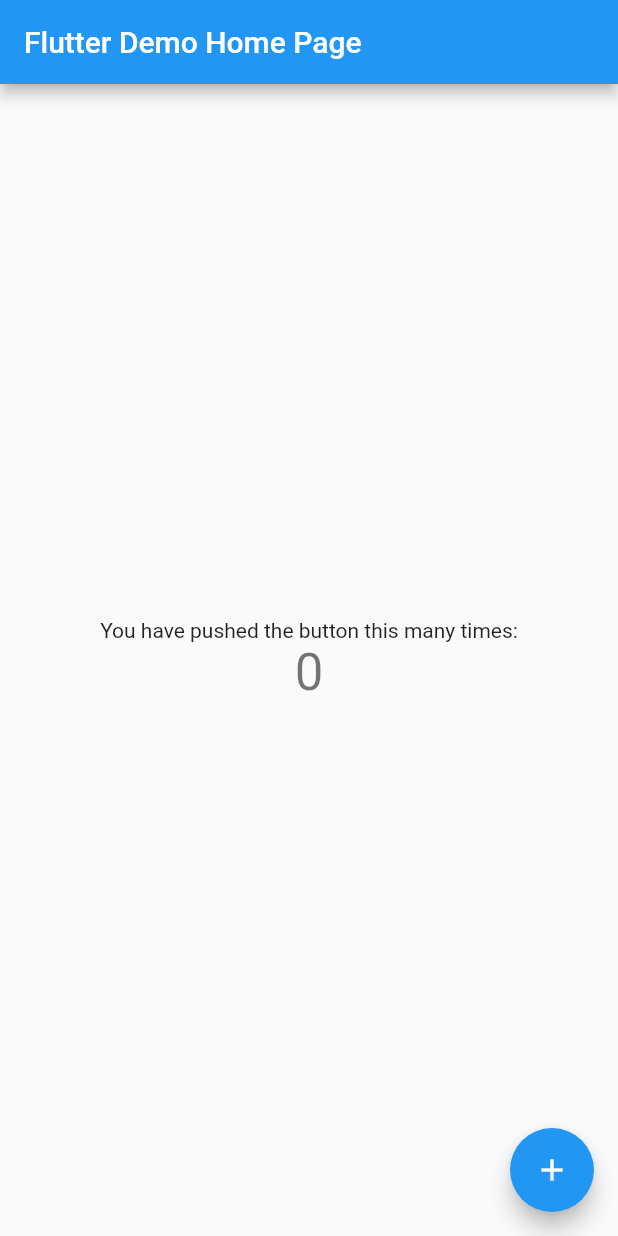
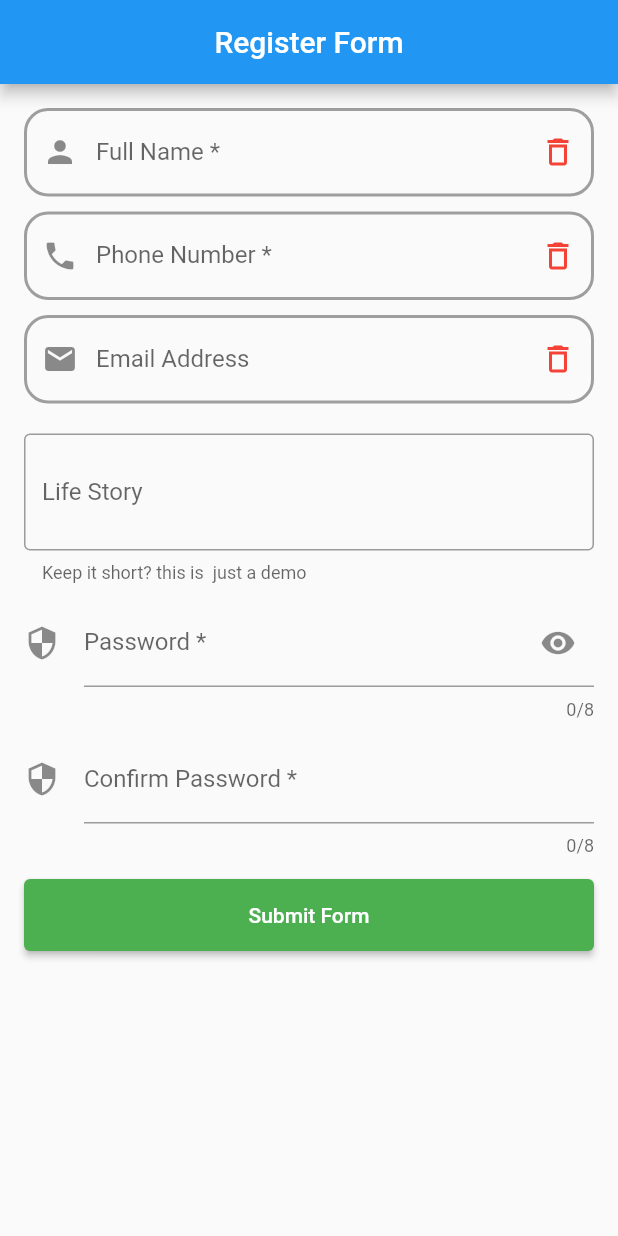
Before and after one commit to ProkhachAlexey/user_interaction, a Flutter app: the screen it shows after launch, on a phone screen of 412 x 824 dp. Run offline on Flutter 3.47's test engine with Material 2 defaults, Android fonts, the phone set to English and light mode, and no system bars.

Commit message:
added form validation

```diff
--- a/lib/main.dart
+++ b/lib/main.dart
@@ -1,4 +1,5 @@
 import 'package:flutter/material.dart';
+import 'package:user_interaction/pages/register_form_page.dart';
 
 void main() {
   runApp(const MyApp());
@@ -7,109 +8,15 @@ void main() {
 class MyApp extends StatelessWidget {
   const MyApp({super.key});
 
-  // This widget is the root of your application.
   @override
   Widget build(BuildContext context) {
     return MaterialApp(
-      title: 'Flutter Demo',
+      title: 'Register Form Demo',
       theme: ThemeData(
-        // This is the theme of your application.
-        //
-        // Try running your application with "flutter run". You'll see the
-        // application has a blue toolbar. Then, without quitting the app, try
-        // changing the primarySwatch below to Colors.green and then invoke
-        // "hot reload" (press "r" in the console where you ran "flutter run",
-        // or simply save your changes to "hot reload" in a Flutter IDE).
-        // Notice that the counter didn't reset back to zero; the application
-        // is not restarted.
         primarySwatch: Colors.blue,
+        visualDensity: VisualDensity.adaptivePlatformDensity,
       ),
-      home: const MyHomePage(title: 'Flutter Demo Home Page'),
+      home: const RegisterFormPage(),
     );
   }
 }
-
-class MyHomePage extends StatefulWidget {
-  const MyHomePage({super.key, required this.title});
-
-  // This widget is the home page of your application. It is stateful, meaning
-  // that it has a State object (defined below) that contains fields that affect
-  // how it looks.
-
-  // This class is the configuration for the state. It holds the values (in this
-  // case the title) provided by the parent (in this case the App widget) and
-  // used by the build method of the State. Fields in a Widget subclass are
-  // always marked "final".
-
-  final String title;
-
-  @override
-  State<MyHomePage> createState() => _MyHomePageState();
-}
-
-class _MyHomePageState extends State<MyHomePage> {
-  int _counter = 0;
-
-  void _incrementCounter() {
-    setState(() {
-      // This call to setState tells the Flutter framework that something has
-      // changed in this State, which causes it to rerun the build method below
-      // so that the display can reflect the updated values. If we changed
-      // _counter without calling setState(), then the build method would not be
-      // called again, and so nothing would appear to happen.
-      _counter++;
-    });
-  }
-
-  @override
-  Widget build(BuildContext context) {
-    // This method is rerun every time setState is called, for instance as done
-    // by the _incrementCounter method above.
-    //
-    // The Flutter framework has been optimized to make rerunning build methods
-    // fast, so that you can just rebuild anything that needs updating rather
-    // than having to individually change instances of widgets.
-    return Scaffold(
-      appBar: AppBar(
-        // Here we take the value from the MyHomePage object that was created by
-        // the App.build method, and use it to set our appbar title.
-        title: Text(widget.title),
-      ),
-      body: Center(
-        // Center is a layout widget. It takes a single child and positions it
-        // in the middle of the parent.
-        child: Column(
-          // Column is also a layout widget. It takes a list of children and
-          // arranges them vertically. By default, it sizes itself to fit its
-          // children horizontally, and tries to be as tall as its parent.
-          //
-          // Invoke "debug painting" (press "p" in the console, choose the
-          // "Toggle Debug Paint" action from the Flutter Inspector in Android
-          // Studio, or the "Toggle Debug Paint" command in Visual Studio Code)
-          // to see the wireframe for each widget.
-          //
-          // Column has various properties to control how it sizes itself and
-          // how it positions its children. Here we use mainAxisAlignment to
-          // center the children vertically; the main axis here is the vertical
-          // axis because Columns are vertical (the cross axis would be
-          // horizontal).
-          mainAxisAlignment: MainAxisAlignment.center,
-          children: <Widget>[
-            const Text(
-              'You have pushed the button this many times:',
-            ),
-            Text(
-              '$_counter',
-              style: Theme.of(context).textTheme.headline4,
-            ),
-          ],
-        ),
-      ),
-      floatingActionButton: FloatingActionButton(
-        onPressed: _incrementCounter,
-        tooltip: 'Increment',
-        child: const Icon(Icons.add),
-      ), // This trailing comma makes auto-formatting nicer for build methods.
-    );
-  }
-}
--- /dev/null
+++ b/lib/pages/register_form_page.dart
@@ -0,0 +1,258 @@
+import 'package:flutter/material.dart';
+import 'package:flutter/services.dart';
+
+class RegisterFormPage extends StatefulWidget {
+  const RegisterFormPage({Key? key}) : super(key: key);
+
+  @override
+  State<RegisterFormPage> createState() => _RegisterFormPageState();
+}
+
+class _RegisterFormPageState extends State<RegisterFormPage> {
+  final _formKey = GlobalKey<FormState>();
+  bool _hidePass = true;
+
+  final _nameController = TextEditingController();
+  final _phoneController = TextEditingController();
+  final _emailController = TextEditingController();
+  final _storyController = TextEditingController();
+  final _passController = TextEditingController();
+  final _confirmPassController = TextEditingController();
+
+  @override
+  void dispose() {
+    super.dispose();
+    _nameController.dispose();
+    _phoneController.dispose();
+    _emailController.dispose();
+    _storyController.dispose();
+    _passController.dispose();
+    _confirmPassController.dispose();
+  }
+
+  @override
+  Widget build(BuildContext context) {
+    return Scaffold(
+      appBar: AppBar(
+        title: const Text('Register Form'),
+        centerTitle: true,
+      ),
+      body: Form(
+        key: _formKey,
+        child: ListView(
+          padding: const EdgeInsets.all(16.0),
+          children: [
+            TextFormField(
+              controller: _nameController,
+              decoration: InputDecoration(
+                labelText: 'Full Name *',
+                hintText: 'What dp people call you?',
+                prefixIcon: const Icon(Icons.person),
+                suffixIcon: IconButton(
+                  onPressed: () {
+                    _nameController.text = '';
+                  },
+                  icon: const Icon(
+                    Icons.delete_outline,
+                    color: Colors.red,
+                  ),
+                ),
+                enabledBorder: const OutlineInputBorder(
+                  borderRadius: BorderRadius.all(Radius.circular(16.0)),
+                  borderSide: BorderSide(color: Colors.grey, width: 2.0),
+                ),
+                focusedBorder: const OutlineInputBorder(
+                  borderRadius: BorderRadius.all(Radius.circular(16.0)),
+                  borderSide: BorderSide(color: Colors.blue, width: 2.0),
+                ),
+              ),
+              validator: _validateName,
+              // validator: (val) => val.isEmpty ? 'Name is required' : null,
+            ),
+            const SizedBox(
+              height: 10,
+            ),
+            TextFormField(
+              controller: _phoneController,
+              decoration: InputDecoration(
+                labelText: 'Phone Number *',
+                hintText: 'Enter your phone number',
+                prefixIcon: const Icon(Icons.phone),
+                suffixIcon: IconButton(
+                  onPressed: () {
+                    _phoneController.text = '';
+                  },
+                  icon: const Icon(
+                    Icons.delete_outline,
+                    color: Colors.red,
+                  ),
+                ),
+                enabledBorder: const OutlineInputBorder(
+                  borderRadius: BorderRadius.all(Radius.circular(16.0)),
+                  borderSide: BorderSide(color: Colors.grey, width: 2.0),
+                ),
+                focusedBorder: const OutlineInputBorder(
+                  borderRadius: BorderRadius.all(Radius.circular(16.0)),
+                  borderSide: BorderSide(color: Colors.blue, width: 2.0),
+                ),
+              ),
+              keyboardType: TextInputType.phone,
+              inputFormatters: [
+                FilteringTextInputFormatter(RegExp(r'^[()\d-]{1,15}$'),
+                    allow: true),
+                // FilteringTextInputFormatter.digitsOnly,
+              ],
+              validator: (val) => _validatePhoneNumber(val)
+                  ? null
+                  : 'Phone number must be entered as (###) ###-####',
+            ),
+            const SizedBox(
+              height: 10,
+            ),
+            TextFormField(
+              controller: _emailController,
+              decoration: InputDecoration(
+                labelText: 'Email Address',
+                hintText: 'Enter you email address',
+                prefixIcon: const Icon(Icons.email),
+                suffixIcon: IconButton(
+                  onPressed: () {
+                    _emailController.text = '';
+                  },
+                  icon: const Icon(
+                    Icons.delete_outline,
+                    color: Colors.red,
+                  ),
+                ),
+                enabledBorder: const OutlineInputBorder(
+                  borderRadius: BorderRadius.all(Radius.circular(16.0)),
+                  borderSide: BorderSide(color: Colors.grey, width: 2.0),
+                ),
+                focusedBorder: const OutlineInputBorder(
+                  borderRadius: BorderRadius.all(Radius.circular(16.0)),
+                  borderSide: BorderSide(color: Colors.blue, width: 2.0),
+                ),
+              ),
+              keyboardType: TextInputType.emailAddress,
+              validator: _validateEmail,
+            ),
+            const SizedBox(
+              height: 20,
+            ),
+            TextFormField(
+              controller: _storyController,
+              decoration: const InputDecoration(
+                labelText: 'Life Story',
+                hintText: 'Tell us about your self',
+                helperText: 'Keep it short? this is  just a demo',
+                border: OutlineInputBorder(),
+              ),
+              maxLines: 2,
+              inputFormatters: [
+                LengthLimitingTextInputFormatter(100),
+              ],
+            ),
+            const SizedBox(
+              height: 10,
+            ),
+            TextFormField(
+              controller: _passController,
+              obscureText: _hidePass,
+              maxLength: 8,
+              decoration: InputDecoration(
+                labelText: 'Password *',
+                hintText: 'Enter the password',
+                suffixIcon: IconButton(
+                  icon:
+                      Icon(_hidePass ? Icons.visibility : Icons.visibility_off),
+                  onPressed: () {
+                    setState(() {
+                      _hidePass = !_hidePass;
+                    });
+                  },
+                ),
+                icon: const Icon(Icons.security),
+              ),
+              validator: _validatePassword,
+            ),
+            const SizedBox(
+              height: 10,
+            ),
+            TextFormField(
+              controller: _confirmPassController,
+              obscureText: _hidePass,
+              maxLength: 8,
+              decoration: const InputDecoration(
+                labelText: 'Confirm Password *',
+                hintText: 'Confirm the password',
+                icon: Icon(Icons.security),
+              ),
+              validator: _validatePassword,
+            ),
+            const SizedBox(
+              height: 15,
+            ),
+            ElevatedButton(
+              onPressed: () {
+                if (_formKey.currentState!.validate()) {
+                  _formKey.currentState?.save();
+                  print('Form is valid');
+                  print('Name: ${_nameController.text}');
+                  print('Phone: ${_phoneController.text}');
+                  print('Email: ${_emailController.text}');
+                  print('Story: ${_storyController.text}');
+                } else {
+                  print('Form is not valid/ Please review and correct');
+                }
+              },
+              style: ElevatedButton.styleFrom(
+                backgroundColor: Colors.green,
+                padding: const EdgeInsets.all(16.0),
+              ),
+              child: const Text(
+                'Submit Form',
+                style: TextStyle(color: Colors.white),
+              ),
+            )
+          ],
+        ),
+      ),
+    );
+  }
+
+  String? _validateName(String? value) {
+    final nameExp = RegExp(r'^[A-Za-z ]+$');
+    if (value == null || value.isEmpty) {
+      return 'Name is required';
+    } else if (!nameExp.hasMatch(value)) {
+      return 'Please enter alphabetical characters';
+    } else {
+      return null;
+    }
+  }
+
+  bool _validatePhoneNumber(String? input) {
+    final phoneExp = RegExp(r'^\(\d\d\d\)\d\d\d-\d\d\d\d$');
+    return phoneExp.hasMatch(input!);
+  }
+
+  String? _validateEmail(String? input) {
+    if (input!.isEmpty) {
+      return 'Email cannot be empty';
+    } else if (!_emailController.text.contains('@')) {
+      return 'Invalid email address';
+    } else {
+      return null;
+    }
+  }
+
+  String? _validatePassword(String? input) {
+    if (_passController.text.length != 8) {
+      return '8 characters required for password';
+    } else if (_confirmPassController.text != _passController.text) {
+      return 'Password does not match';
+    } else {
+      return null;
+    }
+  }
+}
```
